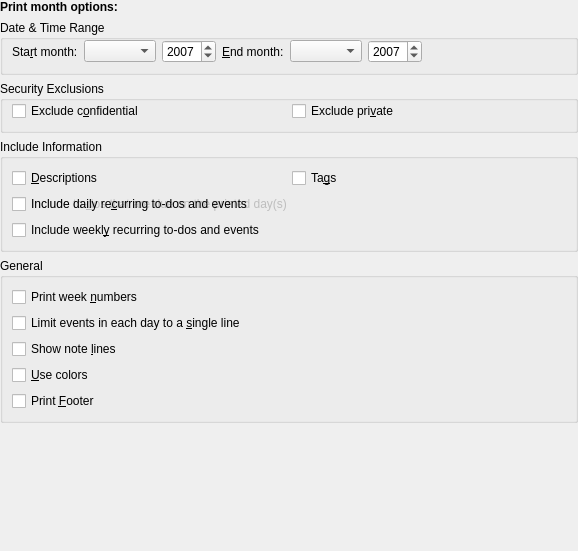
Qt form src/printing/calprintmonthconfig_base.ui (KDE/calendarsupport) before a commit.
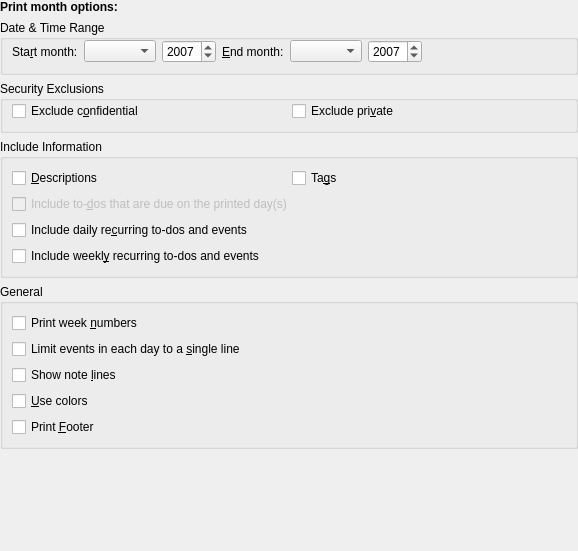
The same form after that commit.

Commit message: Fix row numbers in Print Month grid layout

```diff
--- a/src/printing/calprintmonthconfig_base.ui
+++ b/src/printing/calprintmonthconfig_base.ui
@@ -236,7 +236,7 @@
         </property>
        </widget>
       </item>
-      <item row="1" column="0" colspan="2">
+      <item row="2" column="0" colspan="2">
        <widget class="QCheckBox" name="mRecurDaily">
         <property name="toolTip">
          <string>Print daily recurring items</string>
@@ -249,7 +249,7 @@
         </property>
        </widget>
       </item>
-      <item  row="2" column="0" colspan="2">
+      <item  row="3" column="0" colspan="2">
        <widget class="QCheckBox" name="mRecurWeekly">
         <property name="toolTip">
          <string>Print weekly recurring items</string>
```
